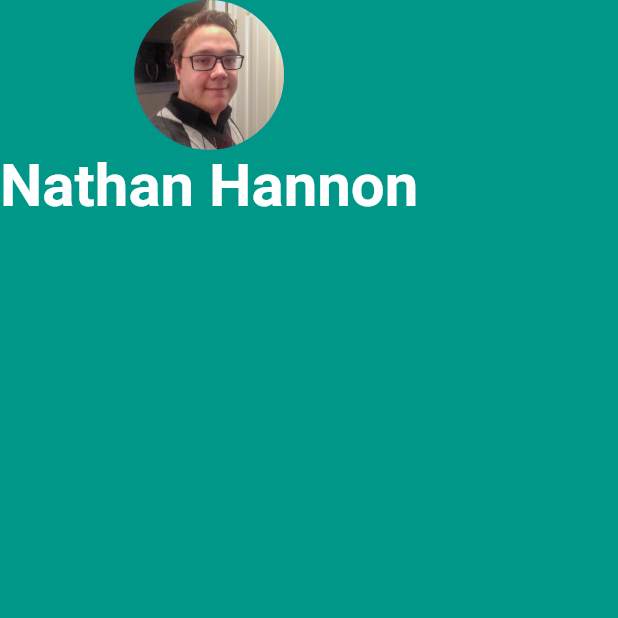
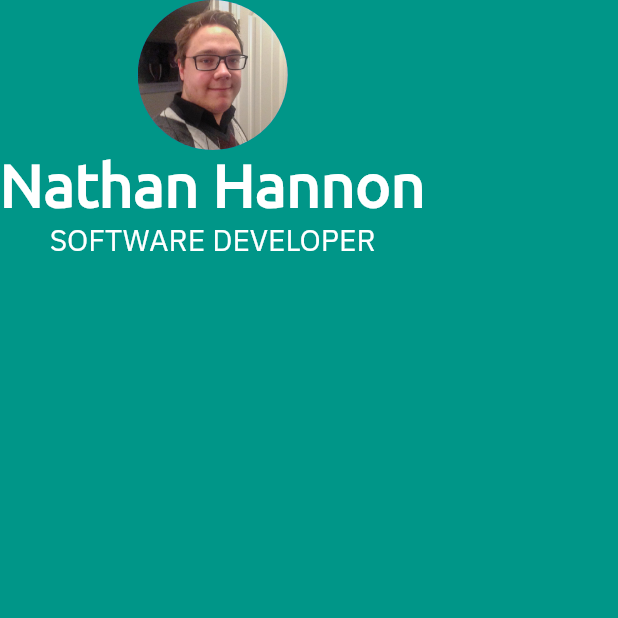
Before and after one commit to NathanHannon/mi_card_flutter, a Flutter app: the screen it shows after launch, on a phone screen of 412 x 824 dp, the top half of it. Run offline on Flutter 3.47's test engine with Material 2 defaults, Android fonts, the light colour scheme and no system bars.

Commit message:
added fonts

```diff
--- a/lib/main.dart
+++ b/lib/main.dart
@@ -27,6 +27,16 @@ class MyApp extends StatelessWidget {
                   fontSize: 40,
                   color: Colors.white,
                   fontWeight: FontWeight.bold,
+                  fontFamily: 'Ubuntu',
+                ),
+              ),
+              Text(
+                'SOFTWARE DEVELOPER',
+                style: TextStyle(
+                  fontSize: 20,
+                  color: Colors.white,
+                  fontWeight: FontWeight.normal,
+                  fontFamily: 'IBM Plex Sans',
                 ),
               ),
             ],
```
Also changed, not shown: pubspec.yaml (+7 -11 lines), fonts/IBMPlexSans-Regular.ttf (added), fonts/Ubuntu-Regular.ttf (added).
